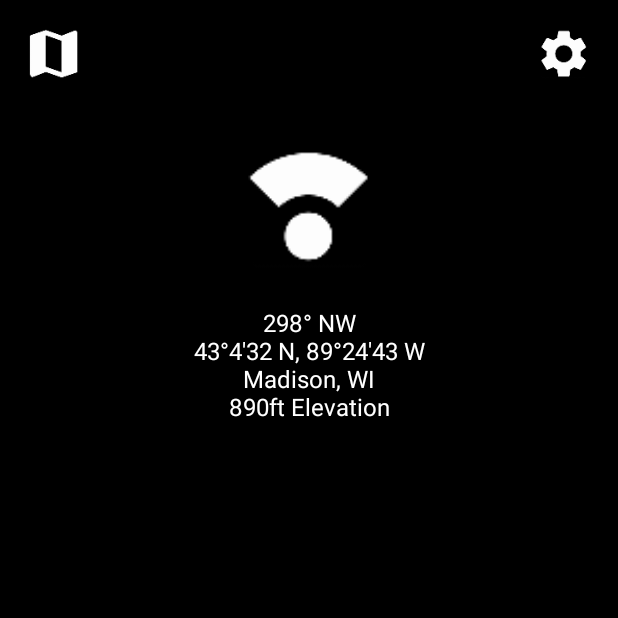
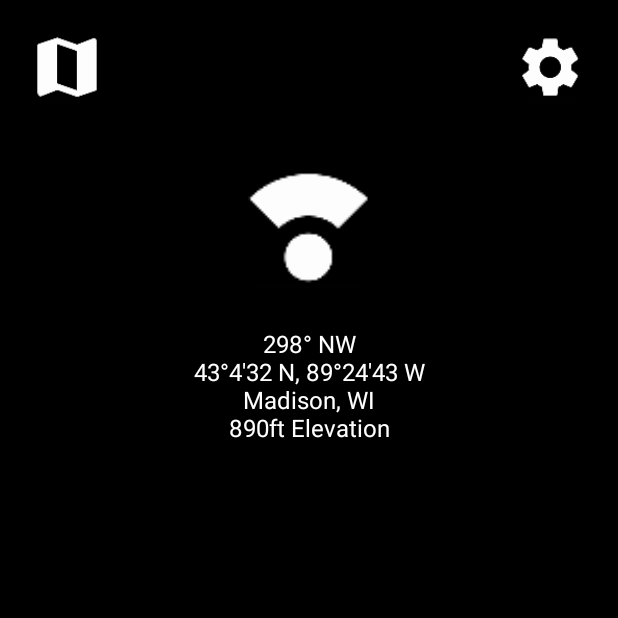
Before and after one commit to WZerfas/The-Compass, an Android app: the screen it shows after launch (MainActivity), on a phone screen of 412 x 824 dp, the top half of it. Run offline under Robolectric (Android 15) with nearby library versions, the phone set to English and light mode, and no system bars.

Commit message:
Mike changed the icon layout, and test commit

```diff
--- a/app/src/main/res/layout/activity_main.xml
+++ b/app/src/main/res/layout/activity_main.xml
@@ -10,9 +10,9 @@
 
     <ImageView
         android:id="@+id/mapIcon"
-        android:layout_width="40dp"
-        android:layout_height="40dp"
-        android:layout_margin="16dp"
+        android:layout_width="50dp"
+        android:layout_height="50dp"
+        android:layout_margin="20dp"
         android:contentDescription="Map Icon"
         android:src="@mipmap/ic_map"
         app:layout_constraintTop_toTopOf="parent"
@@ -21,9 +21,9 @@
     <!-- Settings Icon -->
     <ImageView
         android:id="@+id/settingsIcon"
-        android:layout_width="40dp"
-        android:layout_height="40dp"
-        android:layout_margin="16dp"
+        android:layout_width="50dp"
+        android:layout_height="50dp"
+        android:layout_margin="20dp"
         android:contentDescription="Settings Icon"
         android:src="@mipmap/ic_settings"
         app:layout_constraintTop_toTopOf="parent"
```
